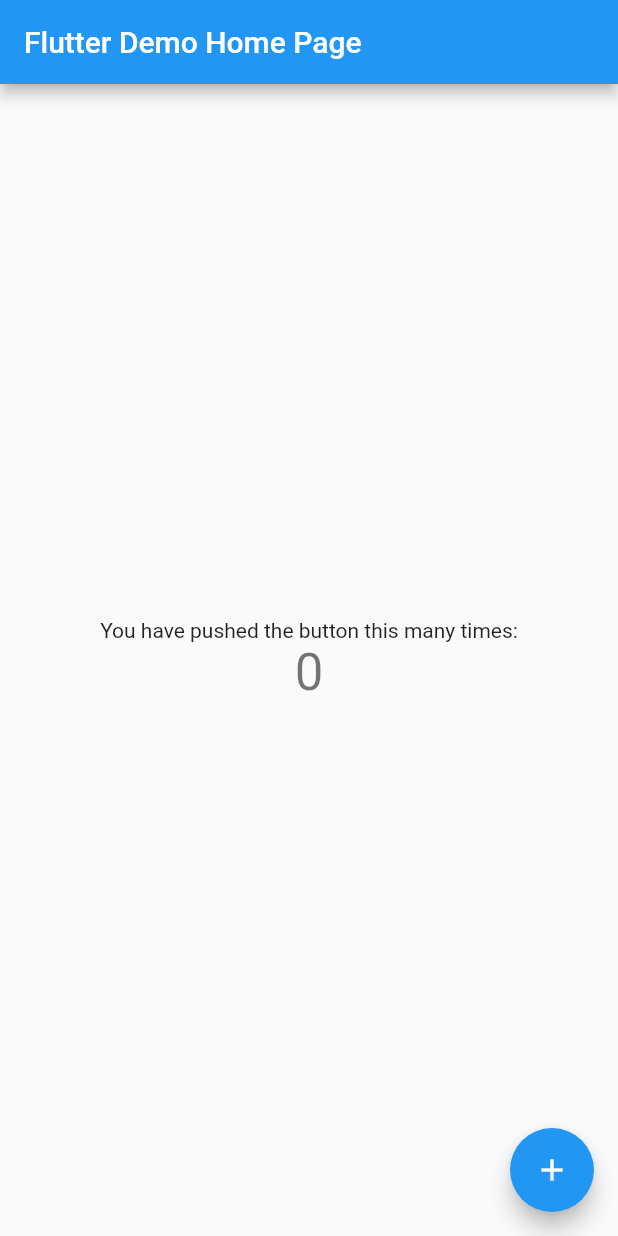
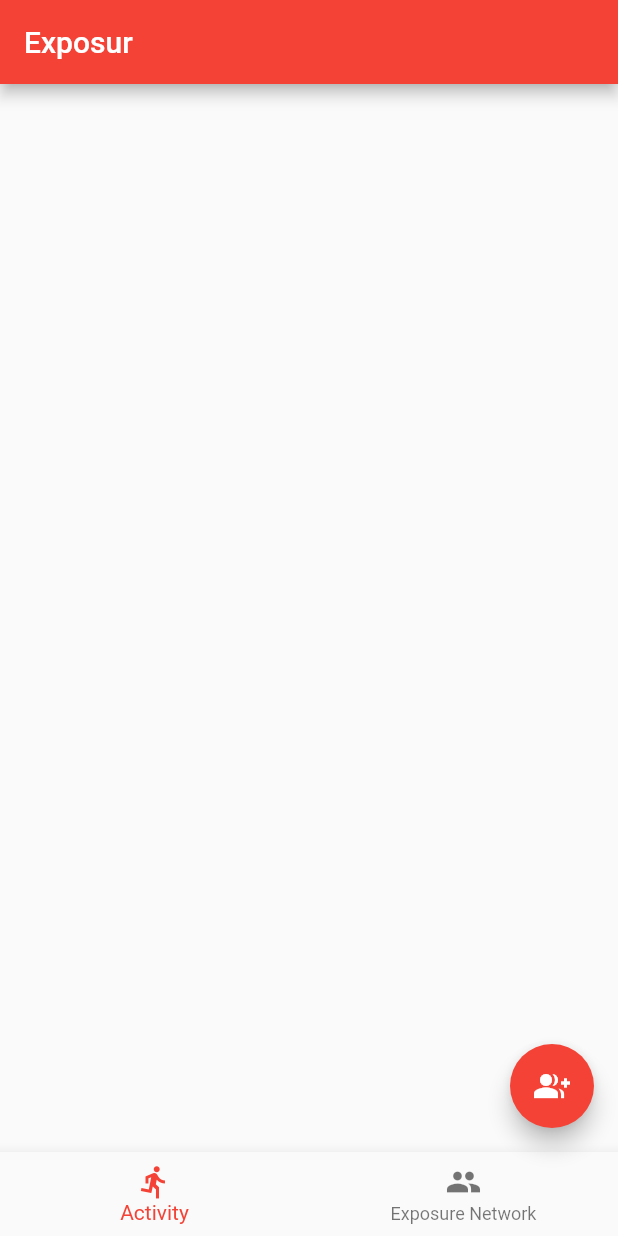
Before and after one commit to CollinDietz/exposur, a Flutter app: the screen it shows after launch, on a phone screen of 412 x 824 dp. Run offline on Flutter 3.47's test engine with Material 2 defaults, Android fonts, the phone set to English and light mode, and no system bars.

Commit message:
Add some basic UI elements

```diff
--- a/lib/main.dart
+++ b/lib/main.dart
@@ -3,40 +3,20 @@ import 'package:flutter/material.dart';
 void main() => runApp(MyApp());
 
 class MyApp extends StatelessWidget {
-  // This widget is the root of your application.
   @override
   Widget build(BuildContext context) {
     return MaterialApp(
-      title: 'Flutter Demo',
+      title: 'Exposur',
       theme: ThemeData(
-        // This is the theme of your application.
-        //
-        // Try running your application with "flutter run". You'll see the
-        // application has a blue toolbar. Then, without quitting the app, try
-        // changing the primarySwatch below to Colors.green and then invoke
-        // "hot reload" (press "r" in the console where you ran "flutter run",
-        // or simply save your changes to "hot reload" in a Flutter IDE).
-        // Notice that the counter didn't reset back to zero; the application
-        // is not restarted.
-        primarySwatch: Colors.blue,
+        primarySwatch: Colors.red,
       ),
-      home: MyHomePage(title: 'Flutter Demo Home Page'),
+      home: MyHomePage(title: 'Exposur'),
     );
   }
 }
 
 class MyHomePage extends StatefulWidget {
   MyHomePage({Key key, this.title}) : super(key: key);
-
-  // This widget is the home page of your application. It is stateful, meaning
-  // that it has a State object (defined below) that contains fields that affect
-  // how it looks.
-
-  // This class is the configuration for the state. It holds the values (in this
-  // case the title) provided by the parent (in this case the App widget) and
-  // used by the build method of the State. Fields in a Widget subclass are
-  // always marked "final".
-
   final String title;
 
   @override
@@ -44,68 +24,31 @@ class MyHomePage extends StatefulWidget {
 }
 
 class _MyHomePageState extends State<MyHomePage> {
-  int _counter = 0;
-
-  void _incrementCounter() {
-    setState(() {
-      // This call to setState tells the Flutter framework that something has
-      // changed in this State, which causes it to rerun the build method below
-      // so that the display can reflect the updated values. If we changed
-      // _counter without calling setState(), then the build method would not be
-      // called again, and so nothing would appear to happen.
-      _counter++;
-    });
-  }
-
   @override
   Widget build(BuildContext context) {
-    // This method is rerun every time setState is called, for instance as done
-    // by the _incrementCounter method above.
-    //
-    // The Flutter framework has been optimized to make rerunning build methods
-    // fast, so that you can just rebuild anything that needs updating rather
-    // than having to individually change instances of widgets.
     return Scaffold(
       appBar: AppBar(
-        // Here we take the value from the MyHomePage object that was created by
-        // the App.build method, and use it to set our appbar title.
         title: Text(widget.title),
       ),
-      body: Center(
-        // Center is a layout widget. It takes a single child and positions it
-        // in the middle of the parent.
-        child: Column(
-          // Column is also a layout widget. It takes a list of children and
-          // arranges them vertically. By default, it sizes itself to fit its
-          // children horizontally, and tries to be as tall as its parent.
-          //
-          // Invoke "debug painting" (press "p" in the console, choose the
-          // "Toggle Debug Paint" action from the Flutter Inspector in Android
-          // Studio, or the "Toggle Debug Paint" command in Visual Studio Code)
-          // to see the wireframe for each widget.
-          //
-          // Column has various properties to control how it sizes itself and
-          // how it positions its children. Here we use mainAxisAlignment to
-          // center the children vertically; the main axis here is the vertical
-          // axis because Columns are vertical (the cross axis would be
-          // horizontal).
-          mainAxisAlignment: MainAxisAlignment.center,
-          children: <Widget>[
-            Text(
-              'You have pushed the button this many times:',
+      bottomNavigationBar: BottomNavigationBar(
+        items: [
+          BottomNavigationBarItem(
+            icon: Icon(
+              Icons.directions_run
             ),
-            Text(
-              '$_counter',
-              style: Theme.of(context).textTheme.display1,
+            title: Text("Activity")
+          ),
+          BottomNavigationBarItem(
+            icon: Icon(
+              Icons.group
             ),
-          ],
-        ),
+            title: Text("Exposure Network")
+          )
+        ],
       ),
       floatingActionButton: FloatingActionButton(
-        onPressed: _incrementCounter,
-        tooltip: 'Increment',
-        child: Icon(Icons.add),
-      ), // This trailing comma makes auto-formatting nicer for build methods.
+        onPressed: null,
+        child: Icon(Icons.group_add)),
     );
   }
 }
```
